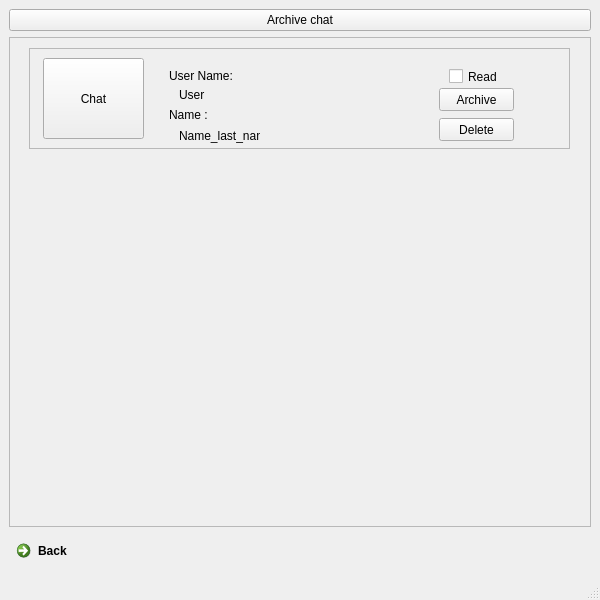
This is ui/room.ui in PooyaFekri/LinkedIn as Qt 5 draws it before an edit. The edited form follows.
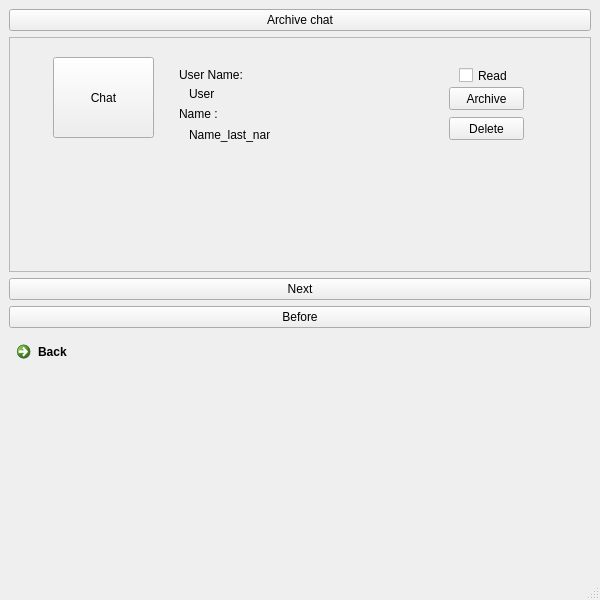
This is the edited form.

Diff of the .ui file:
```diff
--- a/ui/room.ui
+++ b/ui/room.ui
@@ -23,78 +23,18 @@
      </widget>
     </item>
     <item>
-     <widget class="QScrollArea" name="scrollArea">
-      <property name="widgetResizable">
-       <bool>true</bool>
-      </property>
-      <widget class="QWidget" name="scrollAreaWidgetContents">
-       <property name="geometry">
-        <rect>
-         <x>0</x>
-         <y>0</y>
-         <width>580</width>
-         <height>463</height>
-        </rect>
-       </property>
-       <widget class="QFrame" name="Chat_room">
-        <property name="geometry">
-         <rect>
-          <x>19</x>
-          <y>10</y>
-          <width>541</width>
-          <height>101</height>
-         </rect>
-        </property>
+     <widget class="QFrame" name="frame">
         <property name="frameShape">
          <enum>QFrame::StyledPanel</enum>
         </property>
         <property name="frameShadow">
          <enum>QFrame::Raised</enum>
         </property>
-        <widget class="QPushButton" name="SeeChat">
-         <property name="geometry">
-          <rect>
-           <x>14</x>
-           <y>10</y>
-           <width>101</width>
-           <height>81</height>
-          </rect>
-         </property>
-         <property name="text">
-          <string>Chat</string>
-         </property>
-        </widget>
-        <widget class="QLabel" name="label">
-         <property name="geometry">
-          <rect>
-           <x>140</x>
-           <y>20</y>
-           <width>81</width>
-           <height>16</height>
-          </rect>
-         </property>
-         <property name="text">
-          <string>User Name:</string>
-         </property>
-        </widget>
-        <widget class="QLabel" name="UserName">
-         <property name="geometry">
-          <rect>
-           <x>150</x>
-           <y>40</y>
-           <width>47</width>
-           <height>13</height>
-          </rect>
-         </property>
-         <property name="text">
-          <string>User_</string>
-         </property>
-        </widget>
         <widget class="QLabel" name="label_3">
          <property name="geometry">
           <rect>
-           <x>140</x>
-           <y>60</y>
+         <x>170</x>
+         <y>70</y>
            <width>47</width>
            <height>13</height>
           </rect>
@@ -103,11 +43,24 @@
           <string>Name :</string>
          </property>
         </widget>
-        <widget class="QLabel" name="FirstName_lastName">
+      <widget class="QPushButton" name="Delete_this_chat">
          <property name="geometry">
           <rect>
-           <x>150</x>
+         <x>440</x>
            <y>80</y>
+         <width>75</width>
+         <height>23</height>
+        </rect>
+       </property>
+       <property name="text">
+        <string>Delete</string>
+       </property>
+      </widget>
+      <widget class="QLabel" name="FirstName_lastName">
+       <property name="geometry">
+        <rect>
+         <x>180</x>
+         <y>90</y>
            <width>81</width>
            <height>16</height>
           </rect>
@@ -116,11 +69,24 @@
           <string>Name_last_name</string>
          </property>
         </widget>
+      <widget class="QLabel" name="label">
+       <property name="geometry">
+        <rect>
+         <x>170</x>
+         <y>30</y>
+         <width>81</width>
+         <height>16</height>
+        </rect>
+       </property>
+       <property name="text">
+        <string>User Name:</string>
+       </property>
+      </widget>
         <widget class="QCheckBox" name="checkBoxRead">
          <property name="geometry">
           <rect>
-           <x>420</x>
-           <y>20</y>
+         <x>450</x>
+         <y>30</y>
            <width>70</width>
            <height>17</height>
           </rect>
@@ -129,24 +95,37 @@
           <string>Read</string>
          </property>
         </widget>
-        <widget class="QPushButton" name="Delete_this_chat">
+      <widget class="QLabel" name="UserName">
          <property name="geometry">
           <rect>
-           <x>410</x>
-           <y>70</y>
-           <width>75</width>
-           <height>23</height>
+         <x>180</x>
+         <y>50</y>
+         <width>47</width>
+         <height>13</height>
           </rect>
          </property>
          <property name="text">
-          <string>Delete</string>
+        <string>User_</string>
+       </property>
+      </widget>
+      <widget class="QPushButton" name="SeeChat">
+       <property name="geometry">
+        <rect>
+         <x>44</x>
+         <y>20</y>
+         <width>101</width>
+         <height>81</height>
+        </rect>
+       </property>
+       <property name="text">
+        <string>Chat</string>
          </property>
         </widget>
         <widget class="QPushButton" name="Archive_this_chat">
          <property name="geometry">
           <rect>
-           <x>410</x>
-           <y>40</y>
+         <x>440</x>
+         <y>50</y>
            <width>75</width>
            <height>23</height>
           </rect>
@@ -156,7 +135,19 @@
          </property>
         </widget>
        </widget>
-      </widget>
+    </item>
+    <item>
+     <widget class="QPushButton" name="NextButton">
+      <property name="text">
+       <string>Next</string>
+      </property>
+     </widget>
+    </item>
+    <item>
+     <widget class="QPushButton" name="BeforeButton">
+      <property name="text">
+       <string>Before</string>
+      </property>
      </widget>
     </item>
     <item>
```
Left out of the diff: 2 changed lines with no effect on the pictures. Lines whose indentation alone changed are shown as unchanged.
